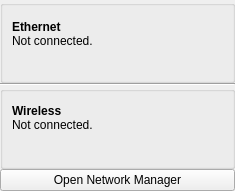
The window that kde4/network-manager/plasmoid/nm-applet/contents/ui/popup.ui (pars-linux/uludag) describes before a commit, drawn with Qt 5.
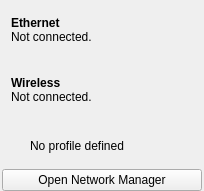
The same window after the commit. Icons and pictures are not drawn.

Commit message: * Fix for updating profile list problems

```diff
--- a/kde4/network-manager/plasmoid/nm-applet/contents/ui/popup.ui
+++ b/kde4/network-manager/plasmoid/nm-applet/contents/ui/popup.ui
@@ -1,22 +1,34 @@
 <ui version="4.0" >
  <class>Connection</class>
- <widget class="QWidget" name="Connection" >
-  <property name="geometry" >
+ <widget class="QWidget" name="Connection">
+  <property name="geometry">
    <rect>
     <x>0</x>
     <y>0</y>
-    <width>235</width>
+    <width>204</width>
     <height>191</height>
    </rect>
   </property>
   <property name="windowTitle" >
    <string>Form</string>
   </property>
-  <layout class="QVBoxLayout" name="verticalLayout_5" >
-   <property name="spacing" >
+  <property name="styleSheet">
+   <string notr="true"/>
+  </property>
+  <layout class="QVBoxLayout" name="verticalLayout_5">
+   <property name="spacing">
     <number>0</number>
    </property>
-   <property name="margin" >
+   <property name="leftMargin">
+    <number>2</number>
+   </property>
+   <property name="topMargin">
+    <number>2</number>
+   </property>
+   <property name="rightMargin">
+    <number>2</number>
+   </property>
+   <property name="bottomMargin">
     <number>0</number>
    </property>
    <item>
@@ -24,8 +36,8 @@
      <property name="autoFillBackground" >
       <bool>false</bool>
      </property>
-     <property name="styleSheet" >
-      <string notr="true" />
+     <property name="styleSheet">
+      <string notr="true">border:none;</string>
      </property>
      <property name="title" >
       <string/>
@@ -136,19 +148,12 @@
     </widget>
    </item>
    <item>
-    <widget class="Line" name="seperator" >
-     <property name="orientation" >
-      <enum>Qt::Horizontal</enum>
-     </property>
-    </widget>
-   </item>
-   <item>
-    <widget class="QGroupBox" name="wireless_tools" >
-     <property name="autoFillBackground" >
+    <widget class="QGroupBox" name="wireless_tools">
+     <property name="autoFillBackground">
       <bool>false</bool>
      </property>
-     <property name="styleSheet" >
-      <string notr="true" />
+     <property name="styleSheet">
+      <string notr="true">border:none;</string>
      </property>
      <property name="title" >
       <string/>
@@ -256,10 +261,61 @@
     </widget>
    </item>
    <item>
-    <widget class="QPushButton" name="nmButton" >
-     <property name="minimumSize" >
+    <layout class="QHBoxLayout" name="horizontalLayout_3">
+     <property name="spacing">
+      <number>4</number>
+     </property>
+     <property name="margin">
+      <number>3</number>
+     </property>
+     <item>
+      <widget class="QLabel" name="warning">
+       <property name="minimumSize">
+        <size>
+         <width>16</width>
+         <height>16</height>
+        </size>
+       </property>
+       <property name="maximumSize">
+        <size>
+         <width>16</width>
+         <height>16</height>
+        </size>
+       </property>
+       <property name="text">
+        <string/>
+       </property>
+       <property name="pixmap">
+        <pixmap>../../../../../../../../../../usr/share/icons/oxygen/16x16/actions/status_unknown.png</pixmap>
+       </property>
+      </widget>
+     </item>
+     <item>
+      <widget class="QLabel" name="noProfile">
+       <property name="text">
+        <string>No profile defined</string>
+       </property>
+       <property name="alignment">
+        <set>Qt::AlignLeading|Qt::AlignLeft|Qt::AlignVCenter</set>
+       </property>
+       <property name="indent">
+        <number>5</number>
+       </property>
+      </widget>
+     </item>
+    </layout>
+   </item>
+   <item>
+    <widget class="QPushButton" name="nmButton">
+     <property name="sizePolicy">
+      <sizepolicy hsizetype="Maximum" vsizetype="Fixed">
+       <horstretch>0</horstretch>
+       <verstretch>0</verstretch>
+      </sizepolicy>
+     </property>
+     <property name="minimumSize">
       <size>
-       <width>0</width>
+       <width>200</width>
        <height>22</height>
       </size>
      </property>
```
Left out of the diff: 143 changed lines with no effect on the pictures. The commit also changes 5 other files.
